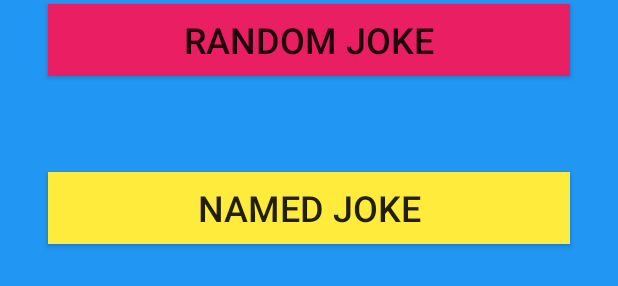
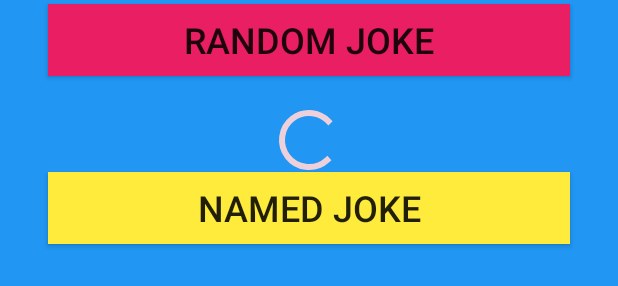
Before and after one commit to juliasegal/jokes, an Android app: the layout fragment_joke.xml on its own in the app's theme, with its tools: preview values and no code run, on a phone screen of 412 x 824 dp. Shown: the part 478-764 px from the top of the screen. Run offline under Robolectric (Android 15) with nearby library versions, the phone set to English and light mode, and no system bars.

Commit message:
Getting random joke.

```diff
--- a/app/src/main/java/com/julia/apd/chuckie/networking/Status.kt
+++ b/app/src/main/java/com/julia/apd/chuckie/dao/Status.kt
@@ -1,4 +1,4 @@
-package com.julia.apd.chuckie.networking
+package com.julia.apd.chuckie.dao
 
 enum class Status {
     SUCCESS,
--- a/app/src/main/java/com/julia/apd/chuckie/module/ViewModelModules.kt
+++ b/app/src/main/java/com/julia/apd/chuckie/module/ViewModelModules.kt
@@ -1,6 +1,9 @@
 package com.julia.apd.chuckie.module
 
+import com.julia.apd.chuckie.ui.joke.JokeViewModel
+import org.koin.android.viewmodel.dsl.viewModel
 import org.koin.dsl.module
 
 val viewModelModules = module {
+    viewModel { JokeViewModel(chuckNorrisRepository = get()) }
 }
--- a/app/src/main/java/com/julia/apd/chuckie/networking/Resource.kt
+++ b/app/src/main/java/com/julia/apd/chuckie/networking/Resource.kt
@@ -1,4 +1,6 @@
 package com.julia.apd.chuckie.networking
+
+import com.julia.apd.chuckie.dao.Status
 
 data class Resource<out T>(val status: Status, val data: T?, val message: String?) {
     companion object {
--- a/app/src/main/res/layout/fragment_joke.xml
+++ b/app/src/main/res/layout/fragment_joke.xml
@@ -2,10 +2,22 @@
 <androidx.constraintlayout.widget.ConstraintLayout xmlns:android="http://schemas.android.com/apk/res/android"
     xmlns:app="http://schemas.android.com/apk/res-auto"
     xmlns:tools="http://schemas.android.com/tools"
+    android:id="@+id/joke_layout"
     android:layout_width="match_parent"
     android:layout_height="match_parent"
     android:background="@color/blue"
     tools:context=".ui.joke.JokeFragment">
+
+    <ProgressBar
+        android:id="@+id/joke_progress"
+        android:layout_width="0dp"
+        android:layout_height="wrap_content"
+        android:visibility="gone"
+        app:layout_constraintBottom_toBottomOf="parent"
+        app:layout_constraintEnd_toEndOf="parent"
+        app:layout_constraintStart_toStartOf="parent"
+        app:layout_constraintTop_toTopOf="parent"
+        tools:visibility="visible" />
 
     <TextView
         android:id="@+id/joke_title"
--- a/app/src/main/res/values/strings.xml
+++ b/app/src/main/res/values/strings.xml
@@ -10,6 +10,11 @@
     <string name="joke_fragment_random_button">Random Joke</string>
     <string name="joke_fragment_named_button">Named JOKE</string>
 
+    <!--Joke Dialog-->
+    <string name="joke_dialog_title">Joke</string>
+    <string name="joke_dialog_button">HA HA</string>
+
+
     <!--Jokes Fragment-->
     <string name="jokes_fragment_title">Jokey jokes jokes jokes</string>
 </resources>
```
Also changed, not shown: app/src/main/AndroidManifest.xml (+9 -3 lines), app/src/main/java/com/julia/apd/chuckie/ui/joke/JokeFragment.kt (+49 -5 lines), app/src/main/java/com/julia/apd/chuckie/ui/joke/JokeViewModel.kt (+14 -4 lines).
